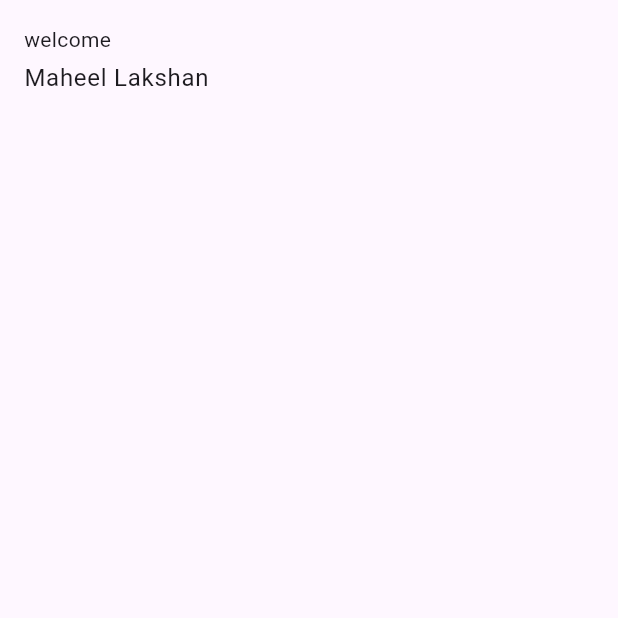
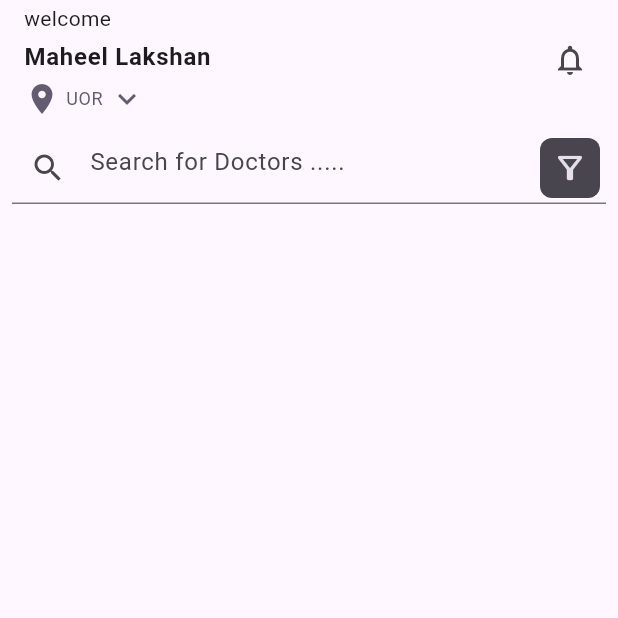
Before and after one commit to MaheelLakshan/Doctor_Booking_App, a Flutter app: the screen it shows after launch, on a phone screen of 412 x 824 dp, the top half of it. Run offline on Flutter 3.47's test engine with Material 3 defaults, Android fonts, the phone set to English and light mode, and no system bars.

Commit message:
app bar was designed

```diff
--- a/lib/screens/home_screen.dart
+++ b/lib/screens/home_screen.dart
@@ -1,4 +1,5 @@
 import 'package:flutter/material.dart';
+import 'package:flutter/widgets.dart';
 
 class HomeScreen extends StatelessWidget {
   const HomeScreen({super.key});
@@ -36,10 +37,67 @@ class HomeView extends StatelessWidget {
             ),
             Text(
               "Maheel Lakshan",
-              style: textTheme.bodyLarge!.copyWith(),
+              style: textTheme.bodyLarge!.copyWith(
+                fontWeight: FontWeight.bold,
+              ),
+            ),
+            const SizedBox(
+              height: 4,
+            ),
+            Row(
+              children: [
+                Icon(
+                  Icons.location_on,
+                  color: colorScheme.secondary,
+                ),
+                const SizedBox(
+                  width: 4,
+                ),
+                Text(
+                  'UOR',
+                  style: textTheme.bodySmall!
+                      .copyWith(color: colorScheme.secondary),
+                ),
+                const SizedBox(
+                  width: 4,
+                ),
+                Icon(
+                  Icons.expand_more,
+                  color: colorScheme.secondary,
+                )
+              ],
             )
           ],
         ),
+        actions: [
+          IconButton(
+              onPressed: () {}, icon: const Icon(Icons.notifications_outlined)),
+          const SizedBox(
+            width: 8,
+          )
+        ],
+        bottom: PreferredSize(
+            preferredSize: const Size.fromHeight(64),
+            child: Padding(
+              padding: const EdgeInsets.all(8.0),
+              child: TextFormField(
+                decoration: InputDecoration(
+                  hintText: 'Search for Doctors .....',
+                  prefixIcon: const Icon(Icons.search),
+                  suffixIcon: Container(
+                    margin: const EdgeInsets.all(4),
+                    padding: const EdgeInsets.all(8),
+                    decoration: BoxDecoration(
+                        color: colorScheme.onSurfaceVariant,
+                        borderRadius: BorderRadius.circular(8.0)),
+                    child: Icon(
+                      Icons.filter_alt_outlined,
+                      color: colorScheme.surfaceVariant,
+                    ),
+                  ),
+                ),
+              ),
+            )),
       ),
     );
   }
```
